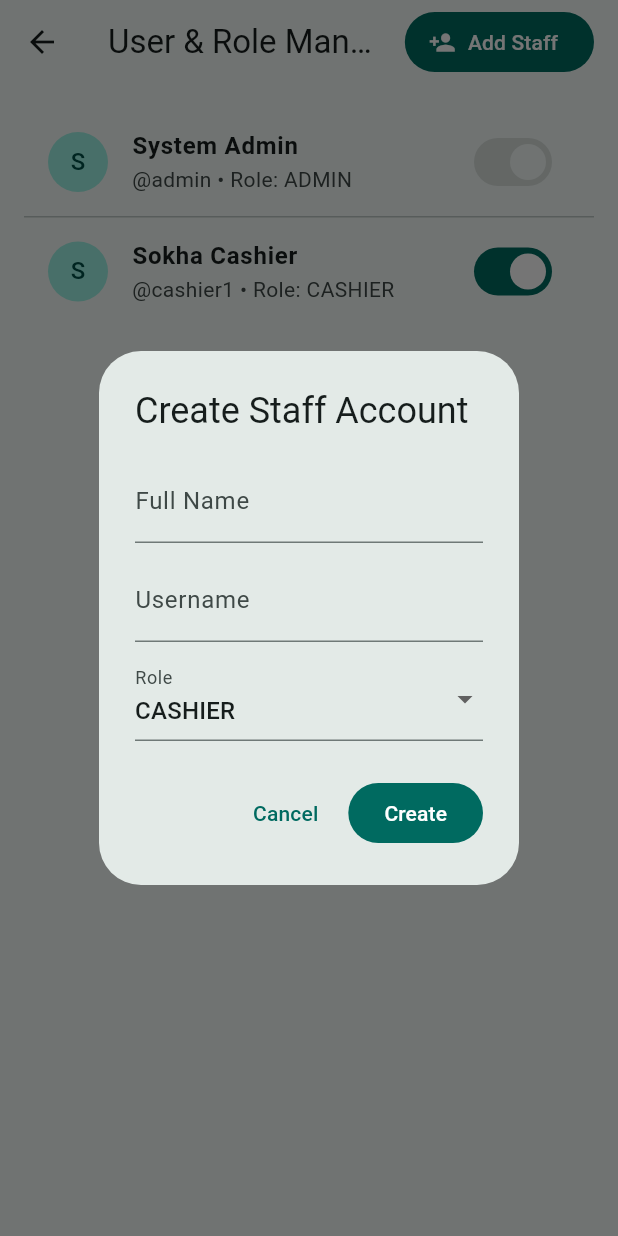
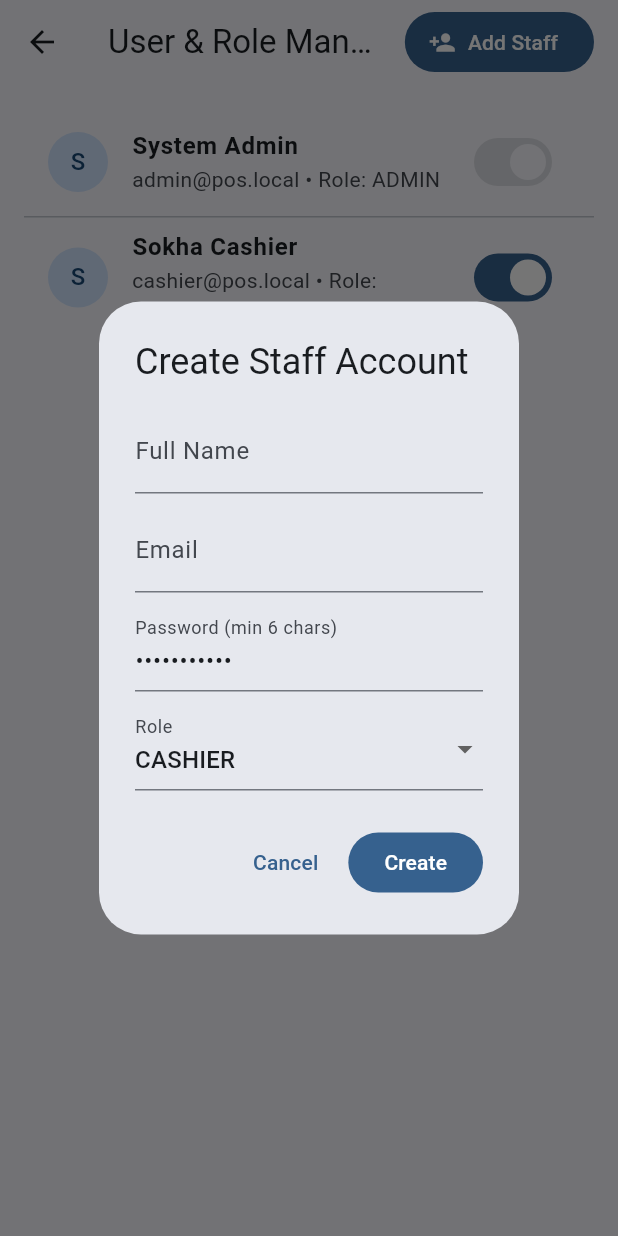
Before and after one commit to Haruuuu-sleeper/POS-System, a Flutter app: the UsersScreen screen opened directly with empty values, after a tap on "Add Staff", on a phone screen of 412 x 824 dp. Run offline on Flutter 3.47's test engine with Material 3 defaults, Android fonts, the phone set to English and light mode, and no system bars; our stand-ins replace drift, drift_flutter, material_ui; accounts and stored records are empty; generated files the repository leaves out were written again.

Commit message:
Changes codes of the screen

```diff
--- a/lib/main.dart
+++ b/lib/main.dart
@@ -1,15 +1,28 @@
 import 'package:material_ui/material_ui.dart';
-import 'package:pos_system/presentation/screens/auth_screen.dart';
 
-// import 'presentation/screens/main_shell_screen.dart';
+import 'presentation/pos_store.dart';
+import 'presentation/screens/auth_screen.dart';
+import 'presentation/screens/main_shell_screen.dart';
 
 void main() {
-  WidgetsFlutterBinding.ensureInitialized();
-  runApp(const PosApp());
+  runApp(const PosThesisApp());
 }
 
-class PosApp extends StatelessWidget {
-  const PosApp({super.key});
+class PosThesisApp extends StatefulWidget {
+  const PosThesisApp({super.key});
+
+  @override
+  State<PosThesisApp> createState() => _PosThesisAppState();
+}
+
+class _PosThesisAppState extends State<PosThesisApp> {
+  final PosStore _store = PosStore();
+
+  @override
+  void dispose() {
+    _store.dispose();
+    super.dispose();
+  }
 
   @override
   Widget build(BuildContext context) {
@@ -17,10 +30,19 @@ class PosApp extends StatelessWidget {
       title: 'POS System',
       debugShowCheckedModeBanner: false,
       theme: ThemeData(
-        colorScheme: ColorScheme.fromSeed(seedColor: Colors.teal),
+        colorScheme: ColorScheme.fromSeed(seedColor: Colors.blue),
         useMaterial3: true,
       ),
-      home: AuthScreen(onAuthenticated: () {}),
+      home: ListenableBuilder(
+        listenable: _store,
+        builder: (context, _) {
+          if (_store.currentUser == null) {
+            return AuthScreen(store: _store, onAuthenticated: () {});
+          }
+
+          return MainShellScreen(store: _store, onLogout: _store.signOut);
+        },
+      ),
     );
   }
 }
--- a/lib/presentation/pos_store.dart
+++ b/lib/presentation/pos_store.dart
@@ -5,14 +5,16 @@ enum UserRole { admin, cashier }
 class AppUser {
   final String id;
   final String fullName;
-  final String username;
+  final String email;
+  final String password;
   final UserRole role;
   bool isActive;
 
   AppUser({
     required this.id,
     required this.fullName,
-    required this.username,
+    required this.email,
+    required this.password,
     required this.role,
     this.isActive = true,
   });
@@ -64,27 +66,24 @@ class PosOrder {
 }
 
 class PosStore extends ChangeNotifier {
-  AppUser currentUser = AppUser(
-    id: 'u1',
-    fullName: 'System Admin',
-    username: 'admin',
-    role: UserRole.admin,
-  );
-
   final List<AppUser> users = [
     AppUser(
       id: 'u1',
       fullName: 'System Admin',
-      username: 'admin',
+      email: 'admin@pos.local',
+      password: 'password123',
       role: UserRole.admin,
     ),
     AppUser(
       id: 'u2',
       fullName: 'Sokha Cashier',
-      username: 'cashier1',
+      email: 'cashier@pos.local',
+      password: 'password123',
       role: UserRole.cashier,
     ),
   ];
+
+  AppUser? currentUser;
 
   final List<Product> products = [
     Product(
@@ -146,12 +145,62 @@ class PosStore extends ChangeNotifier {
   List<Product> get lowStockProducts =>
       products.where((p) => p.stock <= 5).toList();
 
-  void setCurrentUser(AppUser user) {
-    currentUser = user;
+  // --- Auth ---
+  String? signIn(String email, String password) {
+    final normalizedEmail = email.trim().toLowerCase();
+    AppUser? matched;
+    for (final u in users) {
+      if (u.email.toLowerCase() == normalizedEmail && u.password == password) {
+        matched = u;
+        break;
+      }
+    }
+
+    if (matched == null) {
+      return 'Invalid email or password.';
+    }
+    if (!matched.isActive) {
+      return 'This account is inactive. Contact an administrator.';
+    }
+
+    currentUser = matched;
+    notifyListeners();
+    return null;
+  }
+
+  String? signUp({
+    required String fullName,
+    required String email,
+    required String password,
+    UserRole role = UserRole.cashier,
+  }) {
+    final normalizedEmail = email.trim().toLowerCase();
+    final exists = users.any((u) => u.email.toLowerCase() == normalizedEmail);
+    if (exists) {
+      return 'An account with this email already exists.';
+    }
+
+    final newUser = AppUser(
+      id: 'u${DateTime.now().millisecondsSinceEpoch}',
+      fullName: fullName.trim(),
+      email: normalizedEmail,
+      password: password,
+      role: role,
+    );
+
+    users.add(newUser);
+    currentUser = newUser;
+    notifyListeners();
+    return null;
+  }
+
+  void signOut() {
+    cart.clear();
+    currentUser = null;
     notifyListeners();
   }
 
-  // --- Cart Operations ---
+  // --- Cart & Checkout ---
   void addToCart(Product product) {
     if (product.stock <= 0) return;
     final index = cart.indexWhere((c) => c.product.id == product.id);
@@ -192,11 +241,12 @@ class PosStore extends ChangeNotifier {
       item.product.stock -= item.quantity;
     }
 
+    final cashier = currentUser?.fullName ?? 'Cashier';
     final order = PosOrder(
       invoiceNo:
           'INV-${DateTime.now().millisecondsSinceEpoch.toString().substring(7)}',
       createdAt: DateTime.now(),
-      cashierName: currentUser.fullName,
+      cashierName: cashier,
       items: orderItems,
       total: total,
       cashReceived: cashReceived,
@@ -249,16 +299,27 @@ class PosStore extends ChangeNotifier {
   }
 
   // --- User Management ---
-  void addUser(String fullName, String username, UserRole role) {
+  String? createStaffUser({
+    required String fullName,
+    required String email,
+    required String password,
+    required UserRole role,
+  }) {
+    final normalizedEmail = email.trim().toLowerCase();
+    if (users.any((u) => u.email.toLowerCase() == normalizedEmail)) {
+      return 'Email already in use.';
+    }
     users.add(
       AppUser(
         id: 'u${DateTime.now().millisecondsSinceEpoch}',
-        fullName: fullName,
-        username: username,
+        fullName: fullName.trim(),
+        email: normalizedEmail,
+        password: password,
         role: role,
       ),
     );
     notifyListeners();
+    return null;
   }
 
   void toggleUserStatus(String id) {
--- a/lib/presentation/screens/auth_screen.dart
+++ b/lib/presentation/screens/auth_screen.dart
@@ -1,9 +1,12 @@
 import 'package:material_ui/material_ui.dart';
 
+import '../pos_store.dart';
+
 class AuthScreen extends StatefulWidget {
+  final PosStore store;
   final VoidCallback? onAuthenticated;
 
-  const AuthScreen({super.key, this.onAuthenticated});
+  const AuthScreen({super.key, required this.store, this.onAuthenticated});
 
   @override
   State<AuthScreen> createState() => _AuthScreenState();
@@ -38,17 +41,35 @@ class _AuthScreenState extends State<AuthScreen> {
     setState(() => _isSubmitting = true);
 
     try {
-      // Simulate brief auth check; replace with real auth/local session logic later
-      await Future<void>.delayed(const Duration(milliseconds: 500));
+      await Future<void>.delayed(const Duration(milliseconds: 300));
+      if (!mounted) return;
 
-      if (!mounted) return;
+      final email = _emailController.text.trim();
+      final password = _passwordController.text;
+      final fullName = _nameController.text.trim();
+
+      final error = _isLogin
+          ? widget.store.signIn(email, password)
+          : widget.store.signUp(
+              fullName: fullName,
+              email: email,
+              password: password,
+              role: UserRole.cashier,
+            );
+
+      if (error != null) {
+        setState(() => _errorMessage = error);
+        return;
+      }
+
+      _nameController.clear();
+      _emailController.clear();
+      _passwordController.clear();
 
       widget.onAuthenticated?.call();
     } catch (e) {
       if (!mounted) return;
-      setState(() {
-        _errorMessage = 'Authentication failed: $e';
-      });
+      setState(() => _errorMessage = 'Authentication failed: $e');
     } finally {
       if (mounted) {
         setState(() => _isSubmitting = false);
@@ -96,9 +117,7 @@ class _AuthScreenState extends State<AuthScreen> {
                         ),
                         const SizedBox(height: 12),
                         Text(
-                          _isLogin
-                              ? 'Cashier Sign In'
-                              : 'Create Cashier Account',
+                          _isLogin ? 'POS Sign In' : 'Create Staff Account',
                           textAlign: TextAlign.center,
                           style: theme.textTheme.headlineSmall?.copyWith(
                             fontWeight: FontWeight.bold,
@@ -107,8 +126,8 @@ class _AuthScreenState extends State<AuthScreen> {
                         const SizedBox(height: 6),
                         Text(
                           _isLogin
-                              ? 'Sign in to access the POS register & inventory'
-                              : 'Register a staff account to start using the POS',
+                              ? 'Sign in with your account (Demo Admin: admin@pos.local / password123)'
+                              : 'Register a cashier account to access the POS register',
                           textAlign: TextAlign.center,
                           style: theme.textTheme.bodyMedium?.copyWith(
                             color: colorScheme.onSurfaceVariant,
--- a/lib/presentation/screens/pos_screen.dart
+++ b/lib/presentation/screens/pos_screen.dart
@@ -100,7 +100,6 @@ class _PosScreenState extends State<PosScreen> {
       appBar: AppBar(title: const Text('Point of Sale (Checkout)')),
       body: Row(
         children: [
-          // Left: Product Catalog
           Expanded(
             flex: 3,
             child: Padding(
@@ -210,7 +209,6 @@ class _PosScreenState extends State<PosScreen> {
             ),
           ),
           const VerticalDivider(width: 1),
-          // Right: Active Cart
           Expanded(
             flex: 2,
             child: Padding(
--- a/lib/presentation/screens/users_screen.dart
+++ b/lib/presentation/screens/users_screen.dart
@@ -9,8 +9,10 @@ class UsersScreen extends StatelessWidget {
 
   void _openAddUserDialog(BuildContext context) {
     final nameCtrl = TextEditingController();
-    final userCtrl = TextEditingController();
+    final emailCtrl = TextEditingController();
+    final passwordCtrl = TextEditingController(text: 'password123');
     UserRole selectedRole = UserRole.cashier;
+    String? formError;
 
     showDialog(
       context: context,
@@ -26,8 +28,16 @@ class UsersScreen extends StatelessWidget {
               ),
               const SizedBox(height: 10),
               TextField(
-                controller: userCtrl,
-                decoration: const InputDecoration(labelText: 'Username'),
+                controller: emailCtrl,
+                decoration: const InputDecoration(labelText: 'Email'),
+              ),
+              const SizedBox(height: 10),
+              TextField(
+                controller: passwordCtrl,
+                obscureText: true,
+                decoration: const InputDecoration(
+                  labelText: 'Password (min 6 chars)',
+                ),
               ),
               const SizedBox(height: 10),
               DropdownButtonFormField<UserRole>(
@@ -45,6 +55,10 @@ class UsersScreen extends StatelessWidget {
                   if (v != null) setDialogState(() => selectedRole = v);
                 },
               ),
+              if (formError != null) ...[
+                const SizedBox(height: 8),
+                Text(formError!, style: const TextStyle(color: Colors.red)),
+              ],
             ],
           ),
           actions: [
@@ -55,14 +69,23 @@ class UsersScreen extends StatelessWidget {
             FilledButton(
               onPressed: () {
                 if (nameCtrl.text.trim().isEmpty ||
-                    userCtrl.text.trim().isEmpty) {
+                    emailCtrl.text.trim().isEmpty ||
+                    passwordCtrl.text.length < 6) {
+                  setDialogState(
+                    () => formError = 'Fill all fields (password >= 6 chars).',
+                  );
                   return;
                 }
-                store.addUser(
-                  nameCtrl.text.trim(),
-                  userCtrl.text.trim(),
-                  selectedRole,
+                final err = store.createStaffUser(
+                  fullName: nameCtrl.text,
+                  email: emailCtrl.text,
+                  password: passwordCtrl.text,
+                  role: selectedRole,
                 );
+                if (err != null) {
+                  setDialogState(() => formError = err);
+                  return;
+                }
                 Navigator.pop(ctx);
               },
               child: const Text('Create'),
@@ -96,17 +119,19 @@ class UsersScreen extends StatelessWidget {
         itemBuilder: (_, i) {
           final u = store.users[i];
           return ListTile(
-            leading: CircleAvatar(child: Text(u.fullName[0].toUpperCase())),
+            leading: CircleAvatar(
+              child: Text(
+                u.fullName.isNotEmpty ? u.fullName[0].toUpperCase() : '?',
+              ),
+            ),
             title: Text(
               u.fullName,
               style: const TextStyle(fontWeight: FontWeight.bold),
             ),
-            subtitle: Text(
-              '@${u.username} • Role: ${u.role.name.toUpperCase()}',
-            ),
+            subtitle: Text('${u.email} • Role: ${u.role.name.toUpperCase()}'),
             trailing: Switch(
               value: u.isActive,
-              onChanged: u.username == 'admin'
+              onChanged: u.email == 'admin@pos.local'
                   ? null
                   : (_) => store.toggleUserStatus(u.id),
             ),
```
Also changed, not shown: lib/presentation/screens/main_shell_screen.dart (+4 -3 lines).
